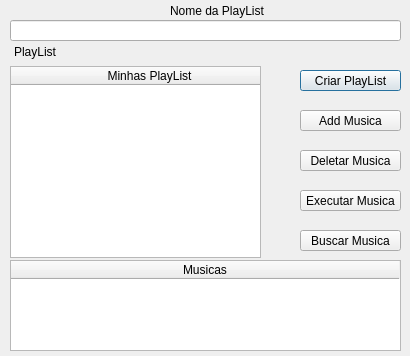
The window that mainscreen.ui (Teodoro-Felipe/spotify_apiWeb) describes before a commit, drawn with Qt 5.
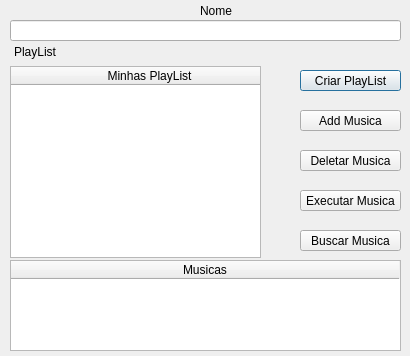
The same window after the commit.

Commit message: adiciona projeto teste, ultimos ajustes em Main Screen

Diff of the .ui file:
```diff
--- a/mainscreen.ui
+++ b/mainscreen.ui
@@ -149,14 +149,14 @@
   <widget class="QLabel" name="labelName">
    <property name="geometry">
     <rect>
-     <x>170</x>
+     <x>200</x>
      <y>3</y>
      <width>181</width>
      <height>16</height>
     </rect>
    </property>
    <property name="text">
-    <string>Nome da PlayList</string>
+    <string>Nome</string>
    </property>
   </widget>
   <widget class="QTableWidget" name="tableMusic">
```
The commit also changes 5 other files.
